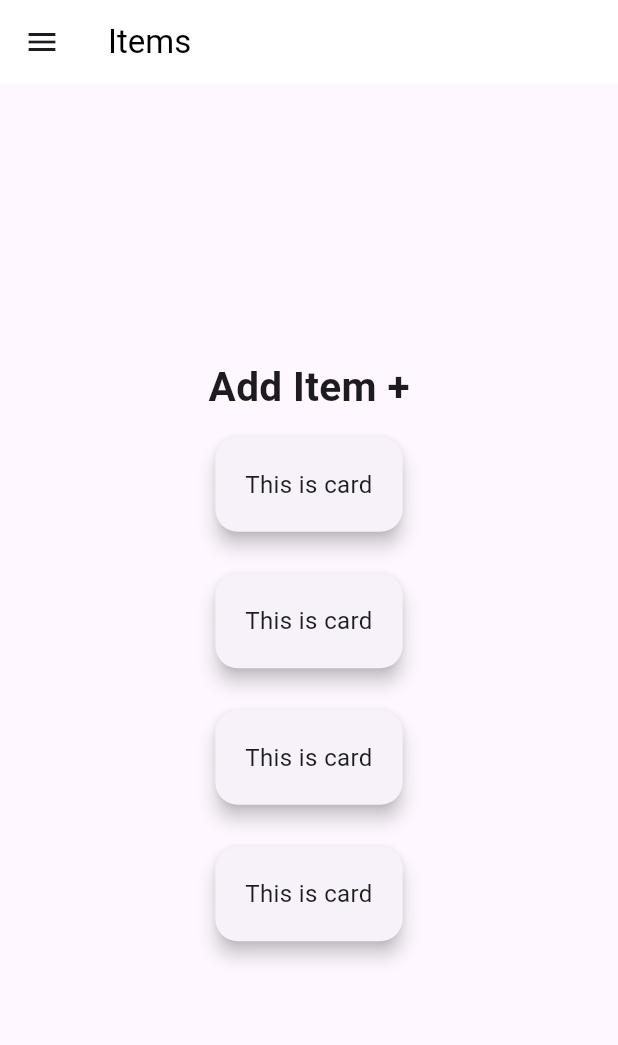
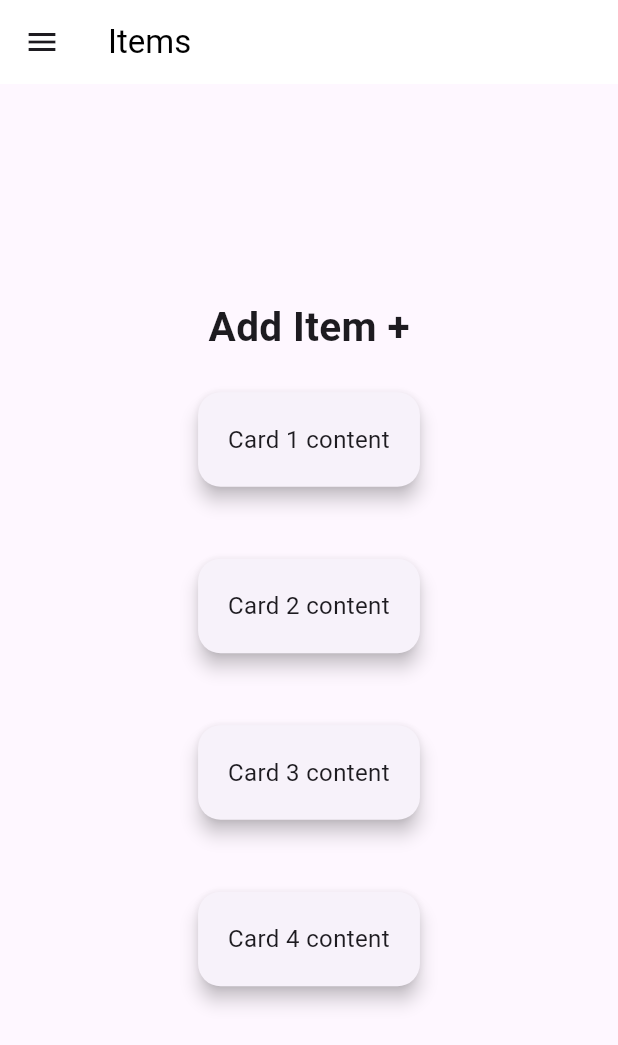
Before and after one commit to Darahat/-SmartCart, a Flutter app: the screen it shows after launch, on a phone screen of 412 x 824 dp. Shown: the top 1045 px of the screen. Run offline on Flutter 3.47's test engine with Material 3 defaults, Android fonts, the phone set to English and light mode, and no system bars; our stand-ins replace firebase_auth, firebase_core, fluttertoast, font_awesome_flutter, google_sign_in; accounts and stored records are empty.

Commit message:
card component

```diff
--- /dev/null
+++ b/lib/components/cardTypeOne.dart
@@ -0,0 +1,28 @@
+import 'package:flutter/material.dart';
+
+class CardTypeOne extends StatelessWidget {
+  final String content;
+
+  const CardTypeOne({required this.content});
+
+  @override
+  Widget build(BuildContext context) {
+    return Padding(
+      padding: EdgeInsets.symmetric(vertical: 10.0),
+      child: Card(
+        elevation: 5.0,
+        shape: RoundedRectangleBorder(
+          borderRadius: BorderRadius.circular(15.0),
+        ),
+        child: Container(
+          padding: EdgeInsets.all(20),
+          child: Text(
+            content,
+            textAlign: TextAlign.center,
+            style: TextStyle(fontSize: 16),
+          ),
+        ),
+      ),
+    );
+  }
+}
--- a/lib/pages/home_page.dart
+++ b/lib/pages/home_page.dart
@@ -1,4 +1,5 @@
 import 'package:flutter/material.dart';
+import 'package:smartCart/components/CardTypeOne.dart';
 
 class HomePage extends StatefulWidget {
   const HomePage({super.key});
@@ -37,22 +38,8 @@
               ),
               for (var content in cardContents)
                 Padding(
-                  padding: EdgeInsets.symmetric(vertical: 10.0),
-                  child: Card(
-                    elevation: 5,
-                    shape: RoundedRectangleBorder(
-                      borderRadius: BorderRadius.circular(15.0),
-                    ),
-                    child: Container(
-                      padding: EdgeInsets.all(20),
-                      child: Text(
-                        'This is card',
-                        textAlign: TextAlign.center,
-                        style: TextStyle(fontSize: 16),
-                      ),
-                    ),
-                  ),
-                )
+                    padding: EdgeInsets.symmetric(vertical: 10.0),
+                    child: CardTypeOne(content: content))
             ]),
           ),
         ));
```
